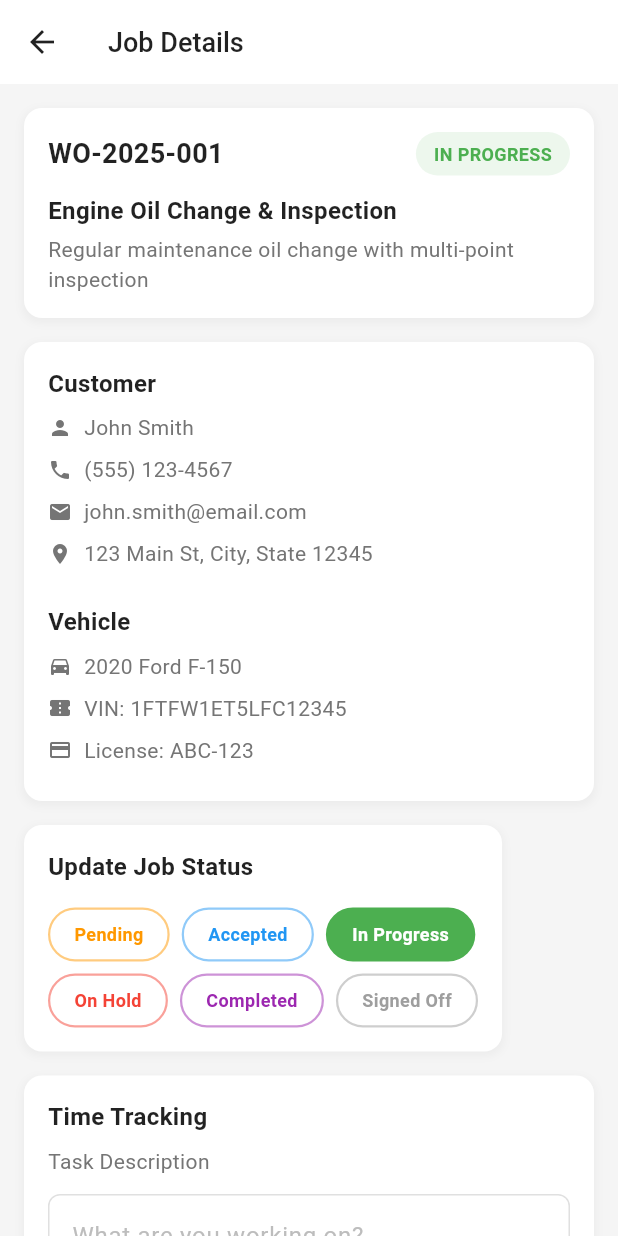
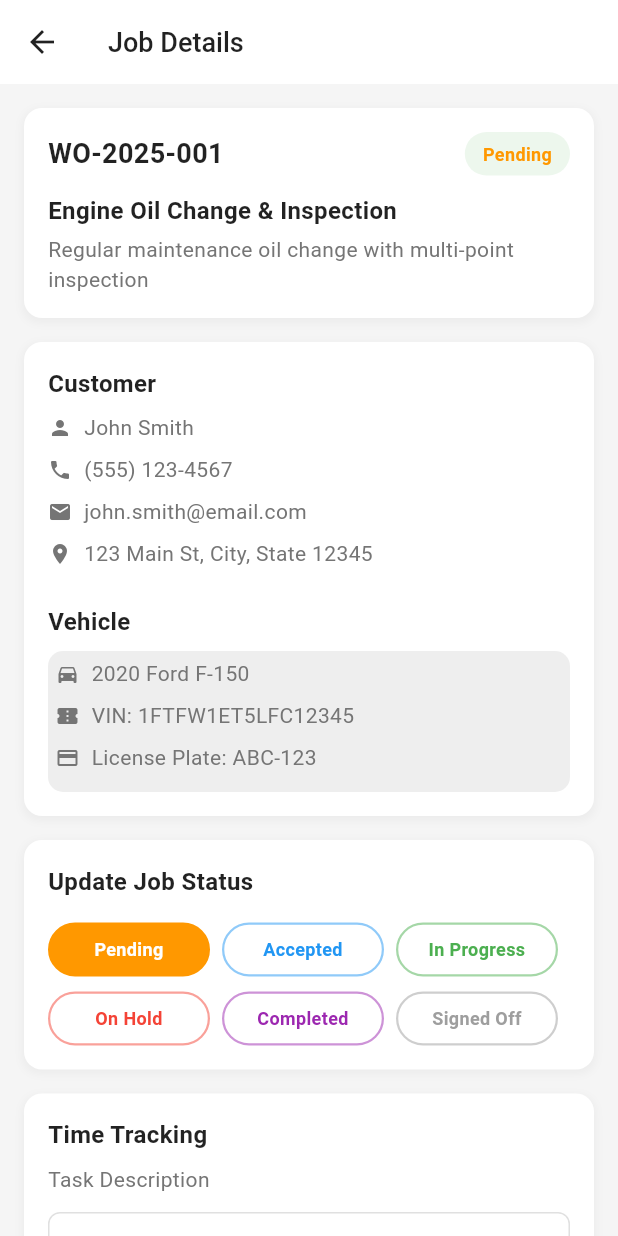
Before and after one commit to Kangkai64/Mobile-Application, a Flutter app: the screen it shows after launch, after a tap on "WO-2025-001", on a phone screen of 412 x 824 dp. Run offline on Flutter 3.47's test engine with Material 3 defaults, Android fonts, the light colour scheme and no system bars; our stand-ins replace supabase_flutter; accounts and stored records are empty; network calls fail.

Commit message:
Connected to database, but haven't use data from database, completed update job status without using database.

```diff
--- a/lib/main.dart
+++ b/lib/main.dart
@@ -4,8 +4,13 @@ import 'screens/active_jobs_screen.dart';
 import 'screens/camera_screen.dart';
 import 'screens/profile_screen.dart';
 import 'screens/job_details_screen.dart';
+import 'package:supabase_flutter/supabase_flutter.dart';
 
-void main() {
+Future<void> main() async {
+  await Supabase.initialize(
+      url: 'https://dzajfltnnwjaoalaimob.supabase.co',
+      anonKey: 'sb_secret_V-wmePWdJH9SggsJXDvZxg_d-rttjIG'
+  );
   runApp(const MyApp());
 }
 
--- a/lib/screens/dashboard_screen.dart
+++ b/lib/screens/dashboard_screen.dart
@@ -22,10 +22,7 @@ class DashboardScreen extends StatelessWidget {
         actions: [
           Padding(
             padding: const EdgeInsets.only(right: 16.0),
-            child: Icon(
-              Icons.calendar_today,
-              color: Colors.grey[600],
-            ),
+            child: Icon(Icons.calendar_today, color: Colors.green),
           ),
         ],
       ),
@@ -43,30 +40,16 @@ class DashboardScreen extends StatelessWidget {
                 color: Colors.black87,
               ),
             ),
-            const SizedBox(height: 24),
+            const SizedBox(height: 12),
 
             // Job summary cards
             Row(
+              mainAxisAlignment: MainAxisAlignment.spaceBetween,
               children: [
-                Expanded(
-                  child: _buildSummaryCard('Total Jobs', '2', Colors.blue),
-                ),
-                const SizedBox(width: 12),
-                Expanded(
-                  child: _buildSummaryCard('Today\'s Jobs', '0', Colors.orange),
-                ),
-              ],
-            ),
-            const SizedBox(height: 12),
-            Row(
-              children: [
-                Expanded(
-                  child: _buildSummaryCard('In Progress', '1', Colors.green),
-                ),
-                const SizedBox(width: 12),
-                Expanded(
-                  child: _buildSummaryCard('Completed', '0', Colors.purple),
-                ),
+                _buildSummaryBox('2', 'Total Jobs'),
+                _buildSummaryBox('0', "Today's Jobs"),
+                _buildSummaryBox('1', 'In Progress'),
+                _buildSummaryBox('0', 'Completed'),
               ],
             ),
             const SizedBox(height: 24),
@@ -120,40 +103,69 @@ class DashboardScreen extends StatelessWidget {
     );
   }
 
-  Widget _buildSummaryCard(String title, String value, Color color) {
+  // Widget _buildSummaryCard(String title, String value, Color color) {
+  //   return Container(
+  //     padding: const EdgeInsets.all(16),
+  //     decoration: BoxDecoration(
+  //       color: Colors.white,
+  //       borderRadius: BorderRadius.circular(12),
+  //       boxShadow: [
+  //         BoxShadow(
+  //           color: Colors.grey.withOpacity(0.1),
+  //           spreadRadius: 1,
+  //           blurRadius: 4,
+  //           offset: const Offset(0, 2),
+  //         ),
+  //       ],
+  //     ),
+  //     child: Column(
+  //       crossAxisAlignment: CrossAxisAlignment.start,
+  //       children: [
+  //         Text(
+  //           title,
+  //           style: TextStyle(
+  //             color: Colors.grey[600],
+  //             fontSize: 14,
+  //           ),
+  //         ),
+  //         const SizedBox(height: 8),
+  //         Text(
+  //           value,
+  //           style: TextStyle(
+  //             color: color,
+  //             fontSize: 24,
+  //             fontWeight: FontWeight.bold,
+  //           ),
+  //         ),
+  //       ],
+  //     ),
+  //   );
+  // }
+
+  Widget _buildSummaryBox(String count, String label) {
     return Container(
-      padding: const EdgeInsets.all(16),
+      width: 85,
+      height: 70,
+      padding: EdgeInsets.symmetric(vertical: 10),
       decoration: BoxDecoration(
         color: Colors.white,
         borderRadius: BorderRadius.circular(12),
         boxShadow: [
           BoxShadow(
-            color: Colors.grey.withOpacity(0.1),
-            spreadRadius: 1,
-            blurRadius: 4,
-            offset: const Offset(0, 2),
+            color: Colors.black.withAlpha(150),
+            blurRadius: 5,
+            offset: Offset(0, 4),
           ),
         ],
       ),
       child: Column(
-        crossAxisAlignment: CrossAxisAlignment.start,
         children: [
           Text(
-            title,
-            style: TextStyle(
-              color: Colors.grey[600],
-              fontSize: 14,
+            count,
+            style: TextStyle(fontSize: 15, fontWeight: FontWeight.bold),
           ),
-          ),
-          const SizedBox(height: 8),
-          Text(
-            value,
-            style: TextStyle(
-              color: color,
-              fontSize: 24,
-              fontWeight: FontWeight.bold,
-            ),
-          ),
+          SizedBox(height: 4),
+          Text(label, style: TextStyle(fontSize: 12, color: Colors.grey)),
         ],
       ),
     );
@@ -187,14 +199,20 @@ class DashboardScreen extends StatelessWidget {
     String title,
     String description,
     String vehicle,
-    String license,
+    String licensePlate,
     String assignedTo,
     String timeSpent,
   ) {
-    Color priorityColor = priority == 'HIGH' ? Colors.red :
-                         priority == 'MEDIUM' ? Colors.orange : Colors.green;
-    Color statusColor = status == 'IN PROGRESS' ? Colors.green :
-                       status == 'PENDING' ? Colors.orange : Colors.blue;
+    Color priorityColor = priority == 'HIGH'
+        ? Colors.red
+        : priority == 'MEDIUM'
+        ? Colors.orange
+        : Colors.green;
+    Color statusColor = status == 'IN PROGRESS'
+        ? Colors.green
+        : status == 'PENDING'
+        ? Colors.orange
+        : Colors.blue;
 
     return GestureDetector(
       onTap: () {
@@ -207,7 +225,7 @@ class DashboardScreen extends StatelessWidget {
               title: title,
               description: description,
               vehicle: vehicle,
-              license: license,
+              licensePlate: licensePlate,
               assignedTo: assignedTo,
             ),
           ),
@@ -244,7 +262,10 @@ class DashboardScreen extends StatelessWidget {
                 Row(
                   children: [
                     Container(
-                      padding: const EdgeInsets.symmetric(horizontal: 8, vertical: 4),
+                      padding: const EdgeInsets.symmetric(
+                        horizontal: 8,
+                        vertical: 4,
+                      ),
                       decoration: BoxDecoration(
                         color: priorityColor.withOpacity(0.1),
                         borderRadius: BorderRadius.circular(12),
@@ -260,7 +281,10 @@ class DashboardScreen extends StatelessWidget {
                     ),
                     const SizedBox(width: 8),
                     Container(
-                      padding: const EdgeInsets.symmetric(horizontal: 8, vertical: 4),
+                      padding: const EdgeInsets.symmetric(
+                        horizontal: 8,
+                        vertical: 4,
+                      ),
                       decoration: BoxDecoration(
                         color: statusColor.withOpacity(0.1),
                         borderRadius: BorderRadius.circular(12),
@@ -279,6 +303,7 @@ class DashboardScreen extends StatelessWidget {
               ],
             ),
             const SizedBox(height: 12),
+            // Job title
             Text(
               title,
               style: const TextStyle(
@@ -288,15 +313,19 @@ class DashboardScreen extends StatelessWidget {
               ),
             ),
             const SizedBox(height: 4),
+            // Job description
             Text(
               description,
-              style: TextStyle(
-                color: Colors.grey[600],
-                fontSize: 14,
-              ),
+              style: TextStyle(color: Colors.grey[600], fontSize: 14),
             ),
             const SizedBox(height: 12),
-            Row(
+            // Vehicle details
+            Container(
+              decoration: BoxDecoration(
+                color: Colors.grey[200],
+                borderRadius: BorderRadius.circular(2),
+              ),
+              child: Row(
                 children: [
                   Icon(Icons.directions_car, size: 16, color: Colors.grey[600]),
                   const SizedBox(width: 4),
@@ -306,10 +335,11 @@ class DashboardScreen extends StatelessWidget {
                   ),
                   const SizedBox(width: 8),
                   Text(
-                  license,
+                    licensePlate,
                     style: TextStyle(color: Colors.grey[600], fontSize: 14),
                   ),
                 ],
+              ),
             ),
             const SizedBox(height: 8),
             Row(
@@ -320,7 +350,10 @@ class DashboardScreen extends StatelessWidget {
                   'Assigned to: $assignedTo',
                   style: TextStyle(color: Colors.grey[600], fontSize: 14),
                 ),
-                const Spacer(),
+              ],
+            ),
+            Row(
+              children: [
                 Icon(Icons.access_time, size: 16, color: Colors.grey[600]),
                 const SizedBox(width: 4),
                 Text(
--- a/lib/screens/job_details_screen.dart
+++ b/lib/screens/job_details_screen.dart
@@ -1,12 +1,14 @@
 import 'package:flutter/material.dart';
+import 'package:supabase_flutter/supabase_flutter.dart';
+import 'workload.dart';
 
-class JobDetailsScreen extends StatelessWidget {
+class JobDetailsScreen extends StatefulWidget {
   final String workOrder;
   final String status;
   final String title;
   final String description;
   final String vehicle;
-  final String license;
+  final String licensePlate;
   final String assignedTo;
 
   const JobDetailsScreen({
@@ -16,9 +18,70 @@ class JobDetailsScreen extends StatelessWidget {
     required this.title,
     required this.description,
     required this.vehicle,
-    required this.license,
+    required this.licensePlate,
     required this.assignedTo,
   });
+
+  @override
+  State<JobDetailsScreen> createState() => _JobDetailsScreenState();
+}
+
+class _JobDetailsScreenState extends State<JobDetailsScreen> {
+  late String currentStatus;
+  bool isUpdating = false;
+  final supabase = Supabase.instance.client;
+
+  @override
+  void initState() {
+    super.initState();
+    // Initialize with passed status
+    currentStatus = "Pending";
+  }
+
+  Future<void> updateJobStatus(String newStatus) async {
+    setState(() {
+      isUpdating = true;
+    });
+
+    try {
+      final responese = await supabase
+          .from('WorkOrders')
+          .update({
+        'status' : newStatus,
+        'updated_at' : DateTime.now().toIso8601String(),
+      }).eq('id', widget.workOrder);
+
+      setState(() {
+        currentStatus = newStatus;
+        isUpdating = false;
+      });
+
+      if (mounted) {
+        ScaffoldMessenger.of(context).showSnackBar(
+          SnackBar(
+            content: Text('Job status updated to $newStatus'),
+            backgroundColor: Colors.green,
+            duration: Duration(seconds: 2),
+          )
+        );
+      }
+    }
+    catch (error) {
+      setState(() {
+        isUpdating = false;
+      });
+
+      if (mounted) {
+        ScaffoldMessenger.of(context).showSnackBar(
+            SnackBar(
+              content: Text('Failed to update status: ${error.toString()}'),
+              backgroundColor: Colors.red,
+              duration: Duration(seconds: 3),
+            )
+        );
+      }
+    }
+  }
 
   @override
   Widget build(BuildContext context) {
@@ -67,7 +130,7 @@ class JobDetailsScreen extends StatelessWidget {
                     mainAxisAlignment: MainAxisAlignment.spaceBetween,
                     children: [
                       Text(
-                        workOrder,
+                        widget.workOrder,
                         style: const TextStyle(
                           fontSize: 18,
                           fontWeight: FontWeight.bold,
@@ -81,9 +144,9 @@ class JobDetailsScreen extends StatelessWidget {
                           borderRadius: BorderRadius.circular(16),
                         ),
                         child: Text(
-                          status,
-                          style: const TextStyle(
-                            color: Colors.green,
+                          currentStatus,
+                          style: TextStyle(
+                            color: _getStatusColor(currentStatus),
                             fontSize: 12,
                             fontWeight: FontWeight.w600,
                           ),
@@ -93,7 +156,7 @@ class JobDetailsScreen extends StatelessWidget {
                   ),
                   const SizedBox(height: 12),
                   Text(
-                    title,
+                    widget.title,
                     style: const TextStyle(
                       fontSize: 16,
                       fontWeight: FontWeight.bold,
@@ -102,7 +165,7 @@ class JobDetailsScreen extends StatelessWidget {
                   ),
                   const SizedBox(height: 4),
                   Text(
-                    description,
+                    widget.description,
                     style: TextStyle(
                       color: Colors.grey[600],
                       fontSize: 14,
@@ -140,7 +203,7 @@ class JobDetailsScreen extends StatelessWidget {
                     ),
                   ),
                   const SizedBox(height: 8),
-                  _buildInfoRow(Icons.person, assignedTo),
+                  _buildInfoRow(Icons.person, widget.assignedTo),
                   _buildInfoRow(Icons.phone, '(555) 123-4567'),
                   _buildInfoRow(Icons.email, 'john.smith@email.com'),
                   _buildInfoRow(Icons.location_on, '123 Main St, City, State 12345'),
@@ -154,9 +217,21 @@ class JobDetailsScreen extends StatelessWidget {
                     ),
                   ),
                   const SizedBox(height: 8),
-                  _buildInfoRow(Icons.directions_car, vehicle),
+                  Container(
+                    padding: EdgeInsets.all(5),
+                    decoration: BoxDecoration(
+                      color: Colors.grey[200],
+                      borderRadius: BorderRadius.circular(10),
+                    ),
+                    child: Column(
+                      crossAxisAlignment: CrossAxisAlignment.start,
+                      children: [
+                        _buildInfoRow(Icons.directions_car, widget.vehicle),
                         _buildInfoRow(Icons.confirmation_number, 'VIN: 1FTFW1ET5LFC12345'),
-                  _buildInfoRow(Icons.credit_card, 'License: $license'),
+                        _buildInfoRow(Icons.credit_card, 'License Plate: ${widget.licensePlate}'),
+                      ],
+                    ),
+                  ),
                 ],
               ),
             ),
@@ -189,16 +264,44 @@ class JobDetailsScreen extends StatelessWidget {
                     ),
                   ),
                   const SizedBox(height: 16),
-                  Wrap(
-                    spacing: 8,
-                    runSpacing: 8,
+
+                  if (isUpdating)
+                    Center (
+                      child: Column(
                         children: [
-                      _buildStatusButton('Pending', Colors.orange, status == 'PENDING'),
-                      _buildStatusButton('Accepted', Colors.blue, false),
-                      _buildStatusButton('In Progress', Colors.green, status == 'IN PROGRESS'),
-                      _buildStatusButton('On Hold', Colors.red, false),
-                      _buildStatusButton('Completed', Colors.purple, false),
-                      _buildStatusButton('Signed Off', Colors.grey, false),
+                          CircularProgressIndicator(),
+                          SizedBox(height: 8,),
+                          Text('Updating status...', style: TextStyle(color: Colors.grey),)
+                        ],
+                      ),
+                    )
+                  else
+                  Column(
+                    children: [
+                      Row(
+                        children: [
+                          Expanded(child: _buildStatusButton('Pending', Colors.orange, currentStatus == 'Pending', () => updateJobStatus('Pending'))),
+                          const SizedBox(width: 8),
+                          Expanded(child: _buildStatusButton('Accepted', Colors.blue, currentStatus == 'Accepted', () => updateJobStatus('Accepted'))),
+                          const SizedBox(width: 8),
+                          Expanded(child: _buildStatusButton('In Progress', Colors.green, currentStatus == 'In Progress', () => updateJobStatus('In Progress'))),
+                          const SizedBox(width: 8)
+                        ],
+                      ),
+                      Padding(
+                        padding: const EdgeInsets.only(top: 10),
+                        child:
+                          Row(
+                            children: [
+                              Expanded(child: _buildStatusButton('On Hold', Colors.red, currentStatus == 'On Hold', () => updateJobStatus('On Hold'))),
+                              const SizedBox(width: 8),
+                              Expanded(child: _buildStatusButton('Completed', Colors.purple, currentStatus == 'Completed', () => updateJobStatus('Completed'))),
+                              const SizedBox(width: 8),
+                              Expanded(child: _buildStatusButton('Signed Off', Colors.grey, currentStatus == 'Signed Off', () => updateJobStatus('Signed Off'))),
+                              const SizedBox(width: 8)
+                            ],
+                          ),
+                      ),
                     ],
                   ),
                 ],
@@ -293,9 +396,11 @@ class JobDetailsScreen extends StatelessWidget {
     );
   }
 
-  Widget _buildStatusButton(String text, Color color, bool isSelected) {
-    return Container(
-      padding: const EdgeInsets.symmetric(horizontal: 16, vertical: 8),
+  Widget _buildStatusButton(String text, Color color, bool isSelected, VoidCallback onTap) {
+    return GestureDetector(
+      onTap: onTap,
+      child: Container(
+        padding: const EdgeInsets.symmetric(horizontal: 10, vertical: 8),
         decoration: BoxDecoration(
           color: isSelected ? color : Colors.transparent,
           borderRadius: BorderRadius.circular(20),
@@ -306,12 +411,33 @@ class JobDetailsScreen extends StatelessWidget {
         ),
         child: Text(
           text,
+          textAlign: TextAlign.center,
           style: TextStyle(
             color: isSelected ? Colors.white : color,
             fontSize: 12,
             fontWeight: FontWeight.w600,
           ),
         ),
+      ),
     );
   }
+
+  Color _getStatusColor(String status) {
+    switch (status) {
+      case 'Pending':
+        return Colors.orange;
+      case 'Accepted':
+        return Colors.blue;
+      case 'In Progress':
+        return Colors.green;
+      case 'On Hold':
+        return Colors.red;
+      case 'Completed':
+        return Colors.purple;
+      case 'Signed Off':
+        return Colors.grey;
+      default:
+        return Colors.grey;
     }
+  }
+}
--- a/pubspec.yaml
+++ b/pubspec.yaml
@@ -34,6 +34,7 @@ dependencies:
   # The following adds the Cupertino Icons font to your application.
   # Use with the CupertinoIcons class for iOS style icons.
   cupertino_icons: ^1.0.8
+  supabase_flutter: ^2.10.0
 
 dev_dependencies:
   flutter_test:
```
Also changed, not shown: lib/screens/active_jobs_screen.dart (+7 -4 lines), lib/screens/workload.dart (added, +71 -0 lines), pubspec.lock (deleted), 5 other files. Lines whose indentation alone changed are shown as unchanged.
